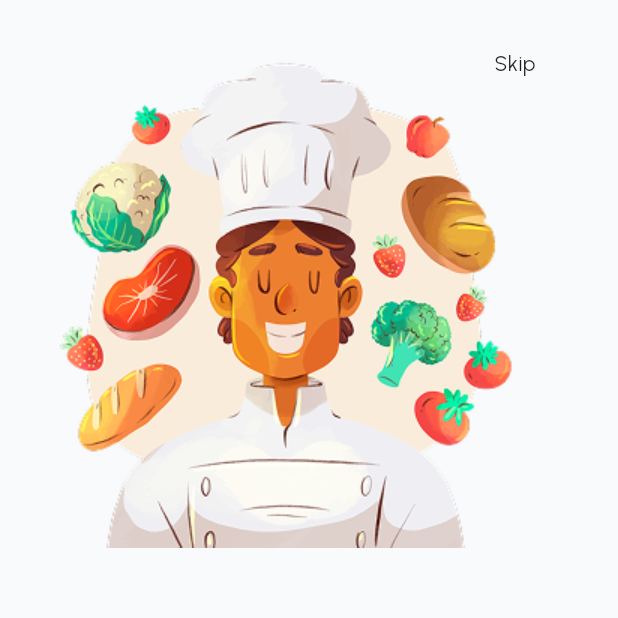
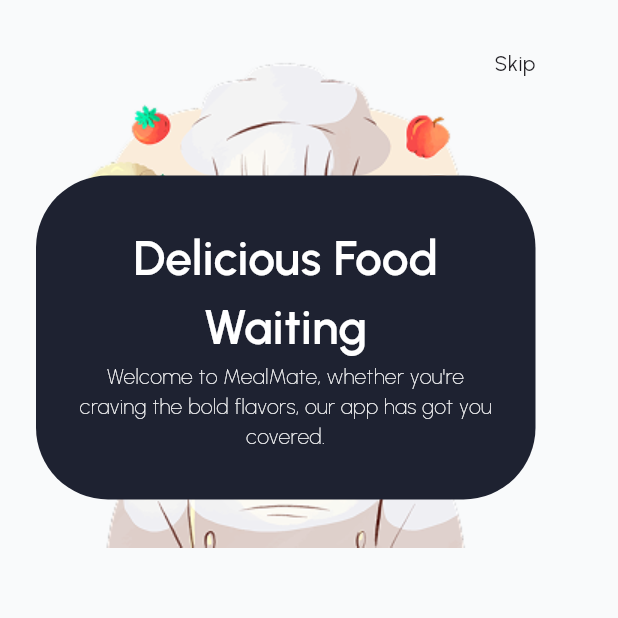
Before and after one commit to SherazAli-67/food-delivery-ui, a Flutter app: the screen it shows after launch, on a phone screen of 412 x 824 dp, the top half of it. Run offline on Flutter 3.47's test engine with Material 3 defaults, Android fonts, the phone set to English and light mode, and no system bars; our stand-ins replace go_router.

Commit message:
Food Delivery App - Development
1. Welcome Screen Development

```diff
--- a/lib/core/app_colors.dart
+++ b/lib/core/app_colors.dart
@@ -2,4 +2,5 @@
 
 class AppColors {
   static const scaffoldBgColor = Color(0xffF9FAFB);
+  static const primaryColor = Color(0xff1E2231);
 }
--- a/lib/core/app_textstyles.dart
+++ b/lib/core/app_textstyles.dart
@@ -1,5 +1,6 @@
 import 'package:flutter/material.dart';
 
 class AppTextStyles {
+  static final headingTextStyle = TextStyle(fontSize: 32, fontWeight: .w600);
   static final regularTextStyle = TextStyle(fontSize: 14);
 }
--- a/lib/presentation/screens/welcome_screen.dart
+++ b/lib/presentation/screens/welcome_screen.dart
@@ -1,4 +1,5 @@
 import 'package:flutter/material.dart';
+import 'package:food_delivery_ui/core/app_colors.dart';
 import 'package:food_delivery_ui/core/app_icons.dart';
 import 'package:food_delivery_ui/core/app_textstyles.dart';
 
@@ -11,13 +12,29 @@
       body: SafeArea(child: Padding(
         padding: const .symmetric(horizontal: 24.0, vertical: 32),
         child: Stack(
-          alignment: .topCenter,
+
           children: [
             Image.asset(AppIcons.welcomeImg, fit: .cover,),
             Positioned(
                 right: 0,
-                child: Text("Skip", style: AppTextStyles.regularTextStyle,))
-
+                child: Text("Skip", style: AppTextStyles.regularTextStyle,)),
+            Positioned(
+                bottom: 32,
+                left: 0,
+                right: 0,
+                child: Container(
+                  decoration: BoxDecoration(
+                    borderRadius: .circular(48),
+                    color: AppColors.primaryColor
+                  ),
+                  padding: .symmetric(horizontal: 24, vertical: 32),
+                  child: Column(
+                    children: [
+                      Text("Delicious Food Waiting", style: AppTextStyles.headingTextStyle.copyWith(color: Colors.white), textAlign: .center,),
+                      Text("Welcome to MealMate, whether you're craving the bold flavors, our app has got you covered.", style: AppTextStyles.regularTextStyle.copyWith(fontWeight: .w300, color: Colors.white),textAlign: .center,)
+                    ],
+                  ),
+                ))
           ],
         ),
       ))
--- a/pubspec.yaml
+++ b/pubspec.yaml
@@ -78,6 +78,8 @@
   fonts:
     - family: Urbanist
       fonts:
+        - asset: assets/fonts/Urbanist-Thin.ttf
+          weight: 300
         - asset: assets/fonts/Urbanist-Regular.ttf
           weight: 400
         - asset: assets/fonts/Urbanist-Medium.ttf
```
Also changed, not shown: assets/fonts/Urbanist-Thin.ttf (added).
